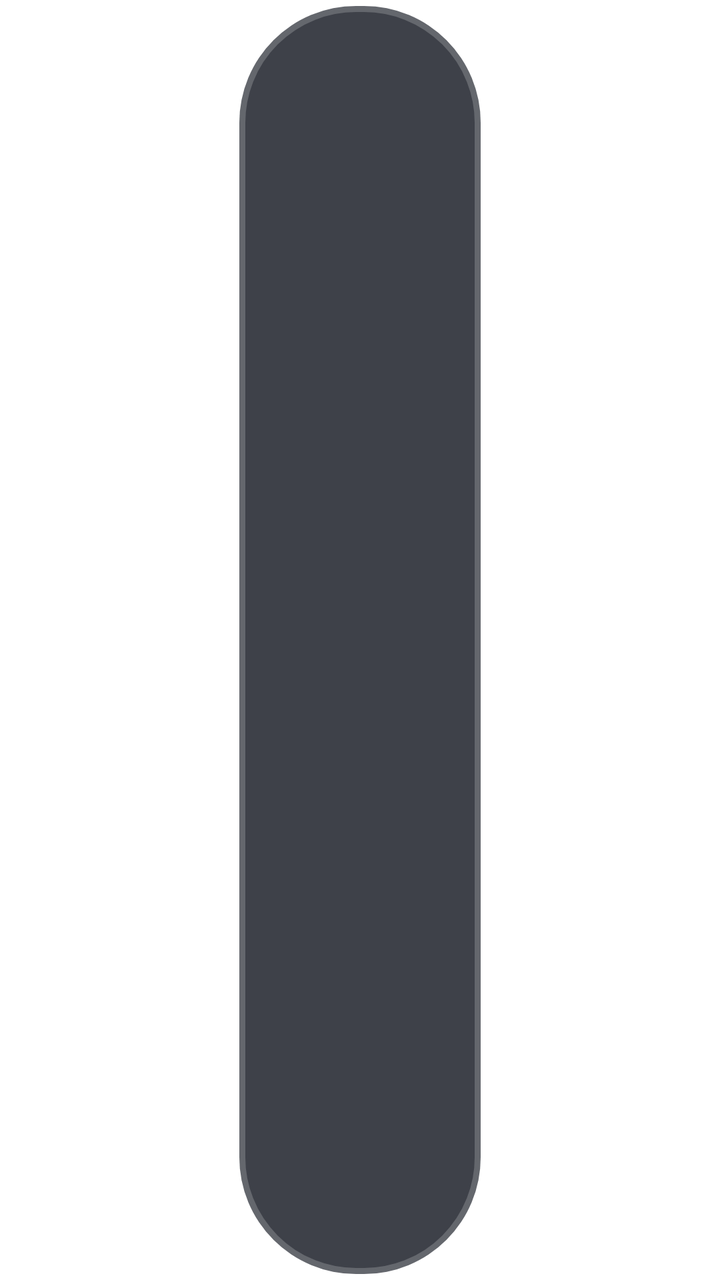
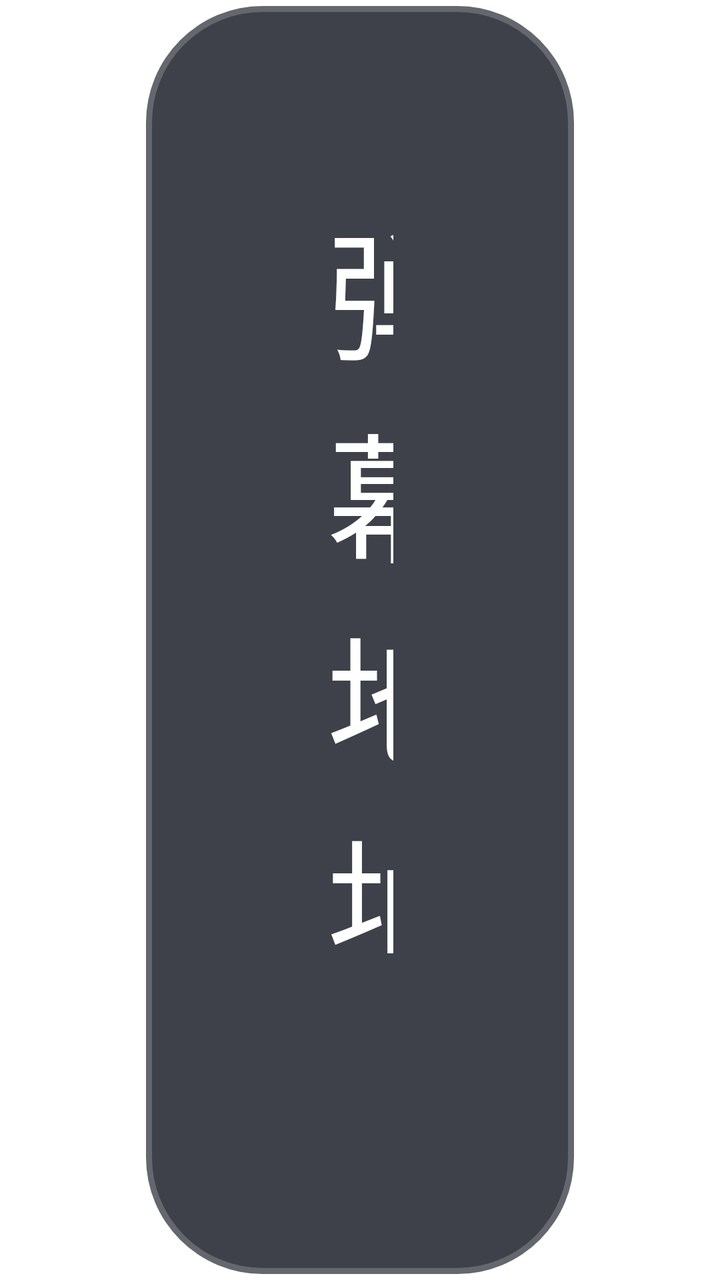

Screens rendered from an Android XML layout before and after an edit, with the pre-edit source and the edit as a unified diff.
<!-- AndroidManifest.xml: application theme AppTheme.NoActionBar -->
<!-- res/layout/dialog_danmu_api.xml -->
<?xml version="1.0" encoding="utf-8"?>
<FrameLayout xmlns:android="http://schemas.android.com/apk/res/android"
    android:layout_width="match_parent"
    android:layout_height="match_parent">

    <LinearLayout
        android:layout_width="match_parent"
        android:layout_height="wrap_content"
        android:layout_gravity="center"
        android:layout_marginLeft="@dimen/vs_20"
        android:layout_marginRight="@dimen/vs_20"
        android:background="@drawable/shape_danmu_setting_bg"
        android:orientation="vertical"
        android:padding="@dimen/vs_30">

        <TextView
            android:layout_width="match_parent"
            android:layout_height="wrap_content"
            android:layout_marginBottom="@dimen/vs_20"
            android:text="弹幕地址"
            android:textColor="@color/dialog_text_primary"
            android:textSize="@dimen/ts_26" />

        <EditText
            android:id="@+id/input"
            android:layout_width="match_parent"
            android:layout_height="wrap_content"
            android:background="@drawable/input_dialog_api_input"
            android:imeOptions="actionDone"
            android:inputType="textUri"
            android:maxLines="1"
            android:minHeight="@dimen/vs_50"
            android:paddingLeft="@dimen/vs_2"
            android:paddingTop="@dimen/vs_10"
            android:paddingRight="@dimen/vs_2"
            android:paddingBottom="@dimen/vs_10"
            android:singleLine="true"
            android:textColor="@color/dialog_text_primary"
            android:textColorHint="@color/dialog_text_hint"
            android:textSize="@dimen/ts_24" />

        <LinearLayout
            android:layout_width="match_parent"
            android:layout_height="wrap_content"
            android:layout_marginTop="@dimen/vs_20"
            android:gravity="right"
            android:orientation="horizontal">

            <TextView
                android:id="@+id/inputDefault"
                android:layout_width="@dimen/vs_120"
                android:layout_height="@dimen/vs_50"
                android:layout_marginRight="@dimen/vs_10"
                android:background="@drawable/button_danmu_setting"
                android:focusable="true"
                android:gravity="center"
                android:text="默认"
                android:textColor="@color/dialog_text_primary"
                android:textSize="@dimen/ts_22" />

            <TextView
                android:id="@+id/inputSubmit"
                android:layout_width="@dimen/vs_120"
                android:layout_height="@dimen/vs_50"
                android:background="@drawable/button_danmu_setting"
                android:focusable="true"
                android:gravity="center"
                android:text="确定"
                android:textColor="@color/dialog_text_primary"
                android:textSize="@dimen/ts_22" />
        </LinearLayout>
    </LinearLayout>
</FrameLayout>
<!-- resources referenced by this layout -->
<resources>
  <color name="dialog_text_hint">#80FFFFFF</color>
  <color name="dialog_text_primary">#FFFFFFFF</color>
  <dimen name="ts_22">15mm</dimen>
  <dimen name="ts_24">16mm</dimen>
  <dimen name="ts_26">17mm</dimen>
  <dimen name="vs_10">10mm</dimen>
  <dimen name="vs_120">120mm</dimen>
  <dimen name="vs_2">2mm</dimen>
  <dimen name="vs_20">20mm</dimen>
  <dimen name="vs_30">30mm</dimen>
  <dimen name="vs_50">50mm</dimen>
  <!-- drawable button_danmu_setting (drawable) -->
  <?xml version="1.0" encoding="utf-8"?>
  <selector xmlns:android="http://schemas.android.com/apk/res/android">
      <item android:state_focused="true">
          <shape>
              <corners android:radius="@dimen/vs_6" />
              <solid android:color="@color/dialog_control_bg_focused" />
              <stroke
                  android:width="@dimen/vs_1"
                  android:color="@color/dialog_control_stroke_focused" />
          </shape>
      </item>
      <item>
          <shape>
              <corners android:radius="@dimen/vs_6" />
              <solid android:color="@color/dialog_control_bg" />
              <stroke
                  android:width="@dimen/vs_1"
                  android:color="@color/dialog_control_stroke" />
          </shape>
      </item>
  </selector>
  <!-- drawable shape_danmu_setting_bg (drawable) -->
  <?xml version="1.0" encoding="utf-8"?>
  <shape xmlns:android="http://schemas.android.com/apk/res/android">
      <corners android:radius="@dimen/vs_10" />
      <solid android:color="@color/dialog_panel_bg" />
      <stroke
          android:width="@dimen/vs_1"
          android:color="@color/dialog_panel_stroke" />
  </shape>
  <style name="AppTheme.NoActionBar" parent="AppTheme">
          <item name="android:windowActionBar">false</item>
          <item name="android:windowNoTitle">true</item>
          <item name="windowActionBar">false</item>
          <item name="android:windowFullscreen">false</item>//手机版：默认保留状态栏，全屏页面运行时再隐藏
          <item name="android:windowContentOverlay">@null</item>//是否有遮盖
          <item name="windowNoTitle">true</item>
          <item name="android:keepScreenOn">true</item>
          
          <item name="android:windowBackground">@android:color/transparent</item>
          
          <item name="android:statusBarColor">@android:color/transparent</item>
          <item name="android:windowDrawsSystemBarBackgrounds">true</item>
      </style>
  <dimen name="vs_6">6mm</dimen>
  <color name="dialog_control_bg_focused">#CC1890FF</color>
  <dimen name="vs_1">1mm</dimen>
  <color name="dialog_control_stroke_focused">#CC02F8E1</color>
  <color name="dialog_control_bg">#80353744</color>
  <color name="dialog_control_stroke">#22FFFFFF</color>
  <dimen name="vs_5">5mm</dimen>
  <dimen name="vs_20_">-20mm</dimen>
  <color name="dialog_panel_stroke">#33FFFFFF</color>
  <color name="dialog_input_bg">#66353744</color>
  <color name="dialog_panel_bg">#D91D202A</color>
  <style name="AppTheme" parent="Theme.AppCompat.Light.DarkActionBar">
          
          <item name="colorPrimary">@color/color_6200EE</item>
          <item name="colorPrimaryDark">@color/color_3700B3</item>
          <item name="colorAccent">@color/color_03DAC5</item>
      </style>
  <color name="color_6200EE">#6200EE</color>
  <color name="color_3700B3">#3700B3</color>
  <color name="color_03DAC5">#03DAC5</color>
  <!-- unchanged entries left out for length: 1 -->
</resources>

<!-- the commit's change to res/layout/dialog_danmu_api.xml (unified diff, before → after) -->
@@ -7,19 +7,19 @@
         android:layout_width="match_parent"
         android:layout_height="wrap_content"
         android:layout_gravity="center"
-        android:layout_marginLeft="@dimen/vs_20"
-        android:layout_marginRight="@dimen/vs_20"
+        android:layout_marginLeft="@dimen/vs_12"
+        android:layout_marginRight="@dimen/vs_12"
         android:background="@drawable/shape_danmu_setting_bg"
         android:orientation="vertical"
-        android:padding="@dimen/vs_30">
+        android:padding="@dimen/vs_16">
 
         <TextView
             android:layout_width="match_parent"
             android:layout_height="wrap_content"
-            android:layout_marginBottom="@dimen/vs_20"
+            android:layout_marginBottom="@dimen/vs_12"
             android:text="弹幕地址"
             android:textColor="@color/dialog_text_primary"
-            android:textSize="@dimen/ts_26" />
+            android:textSize="@dimen/ts_16" />
 
         <EditText
             android:id="@+id/input"
@@ -29,45 +29,45 @@
             android:imeOptions="actionDone"
             android:inputType="textUri"
             android:maxLines="1"
-            android:minHeight="@dimen/vs_50"
+            android:minHeight="@dimen/vs_30"
             android:paddingLeft="@dimen/vs_2"
-            android:paddingTop="@dimen/vs_10"
+            android:paddingTop="@dimen/vs_6"
             android:paddingRight="@dimen/vs_2"
-            android:paddingBottom="@dimen/vs_10"
+            android:paddingBottom="@dimen/vs_6"
             android:singleLine="true"
             android:textColor="@color/dialog_text_primary"
             android:textColorHint="@color/dialog_text_hint"
-            android:textSize="@dimen/ts_24" />
+            android:textSize="@dimen/ts_14" />
 
         <LinearLayout
             android:layout_width="match_parent"
             android:layout_height="wrap_content"
-            android:layout_marginTop="@dimen/vs_20"
+            android:layout_marginTop="@dimen/vs_16"
             android:gravity="right"
             android:orientation="horizontal">
 
             <TextView
                 android:id="@+id/inputDefault"
-                android:layout_width="@dimen/vs_120"
-                android:layout_height="@dimen/vs_50"
+                android:layout_width="@dimen/vs_60"
+                android:layout_height="@dimen/vs_30"
                 android:layout_marginRight="@dimen/vs_10"
                 android:background="@drawable/button_danmu_setting"
                 android:focusable="true"
                 android:gravity="center"
                 android:text="默认"
                 android:textColor="@color/dialog_text_primary"
-                android:textSize="@dimen/ts_22" />
+                android:textSize="@dimen/ts_14" />
 
             <TextView
                 android:id="@+id/inputSubmit"
-                android:layout_width="@dimen/vs_120"
-                android:layout_height="@dimen/vs_50"
+                android:layout_width="@dimen/vs_60"
+                android:layout_height="@dimen/vs_30"
                 android:background="@drawable/button_danmu_setting"
                 android:focusable="true"
                 android:gravity="center"
                 android:text="确定"
                 android:textColor="@color/dialog_text_primary"
-                android:textSize="@dimen/ts_22" />
+                android:textSize="@dimen/ts_14" />
         </LinearLayout>
     </LinearLayout>
 </FrameLayout>
<!-- resource entries referenced after the edit -->
@@ -2,15 +2,13 @@
 <resources>
   <color name="dialog_text_hint">#80FFFFFF</color>
   <color name="dialog_text_primary">#FFFFFFFF</color>
-  <dimen name="ts_22">15mm</dimen>
-  <dimen name="ts_24">16mm</dimen>
-  <dimen name="ts_26">17mm</dimen>
+  <dimen name="ts_14">12mm</dimen>
+  <dimen name="ts_16">12mm</dimen>
   <dimen name="vs_10">10mm</dimen>
-  <dimen name="vs_120">120mm</dimen>
+  <dimen name="vs_12">12mm</dimen>
+  <dimen name="vs_16">16mm</dimen>
   <dimen name="vs_2">2mm</dimen>
-  <dimen name="vs_20">20mm</dimen>
   <dimen name="vs_30">30mm</dimen>
-  <dimen name="vs_50">50mm</dimen>
   <!-- drawable button_danmu_setting (drawable) -->
   <?xml version="1.0" encoding="utf-8"?>
   <selector xmlns:android="http://schemas.android.com/apk/res/android">
@@ -57,6 +55,7 @@
           <item name="android:windowDrawsSystemBarBackgrounds">true</item>
       </style>
   <dimen name="vs_6">6mm</dimen>
+  <dimen name="vs_60">60mm</dimen>
   <color name="dialog_control_bg_focused">#CC1890FF</color>
   <dimen name="vs_1">1mm</dimen>
   <color name="dialog_control_stroke_focused">#CC02F8E1</color>
